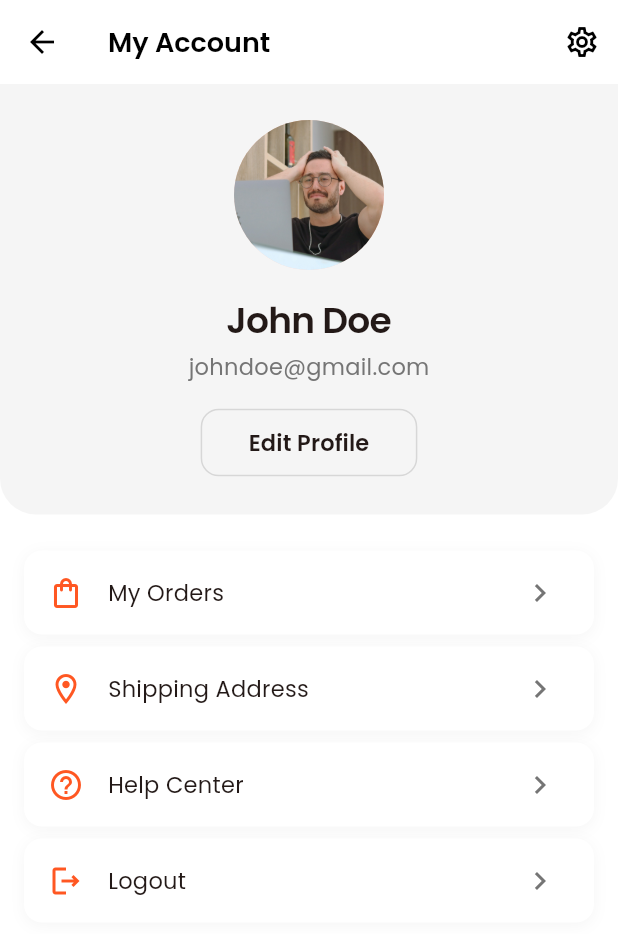
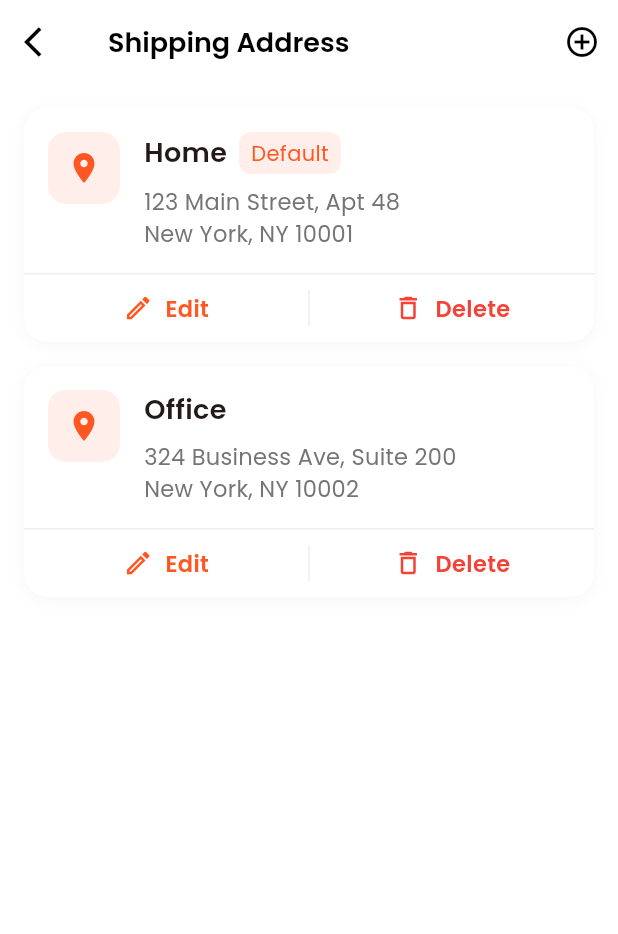
Before and after one commit to penhele/ecommerce-app, a Flutter app: the AccountScreen screen opened directly, after a tap on "Shipping Address", on a phone screen of 412 x 824 dp. Shown: the top 934 px of the screen. Run offline on Flutter 3.47's test engine with Material 3 defaults, Android fonts, the phone set to English and light mode, and no system bars; our stand-ins replace get, get_storage, google_fonts, share_plus; accounts and stored records are empty.

Commit message:
feat: add shipping address

```diff
--- /dev/null
+++ b/lib/data/models/address.dart
@@ -0,0 +1,25 @@
+enum AddressType { home, office, other }
+
+class Address {
+  final String id;
+  final String label;
+  final String fullAddress;
+  final String city;
+  final String state;
+  final String zipCode;
+  final bool isDefault;
+  final AddressType type;
+
+  Address({
+    required this.id,
+    required this.label,
+    required this.fullAddress,
+    required this.city,
+    required this.state,
+    required this.zipCode,
+    this.isDefault = false,
+    required this.type,
+  });
+
+  String get typeString => type.name;
+}
--- /dev/null
+++ b/lib/data/repositories/address_repository.dart
@@ -0,0 +1,34 @@
+import '../models/address.dart';
+
+class AddressRepository {
+  List<Address> getAddresses() {
+    return [
+      Address(
+        id: '1',
+        label: 'Home',
+        fullAddress: '123 Main Street, Apt 48',
+        city: 'New York',
+        state: 'NY',
+        zipCode: '10001',
+        isDefault: true,
+        type: AddressType.home,
+      ),
+      Address(
+        id: '2',
+        label: 'Office',
+        fullAddress: '324 Business Ave, Suite 200',
+        city: 'New York',
+        state: 'NY',
+        zipCode: '10002',
+        type: AddressType.office,
+      ),
+    ];
+  }
+
+  Address? getDefaultAddress() {
+    return getAddresses().firstWhere(
+      (address) => address.isDefault,
+      orElse: () => getAddresses().first,
+    );
+  }
+}
--- a/lib/view/account/account.dart
+++ b/lib/view/account/account.dart
@@ -6,6 +6,7 @@ import '../../utils/app_textstyles.dart';
 import '../auth/signin.dart';
 import 'orders.dart';
 import 'setting.dart';
+import 'shipping_address.dart';
 
 class AccountScreen extends StatelessWidget {
   const AccountScreen({super.key});
@@ -154,6 +155,7 @@ class AccountScreen extends StatelessWidget {
                 } else if (item['title'] == 'My Orders') {
                   Get.to(() => OrdersScreen());
                 } else if (item['title'] == 'Shipping Address') {
+                  Get.to(() => ShippingAddressScreen());
                 } else if (item['title'] == 'Help Center') {}
               },
             ),
--- /dev/null
+++ b/lib/view/widgets/address_card.dart
@@ -0,0 +1,176 @@
+import 'package:flutter/material.dart';
+
+import '../../data/models/address.dart';
+import '../../utils/app_textstyles.dart';
+
+class AddressCard extends StatelessWidget {
+  const AddressCard({
+    super.key,
+    required this.address,
+    required this.onEdit,
+    required this.onDelete,
+  });
+
+  final Address address;
+  final VoidCallback onEdit;
+  final VoidCallback onDelete;
+
+  @override
+  Widget build(BuildContext context) {
+    final isDark = Theme.of(context).brightness == Brightness.dark;
+
+    return Container(
+      margin: const EdgeInsets.only(bottom: 16),
+      decoration: BoxDecoration(
+        color: Theme.of(context).cardColor,
+        borderRadius: BorderRadius.circular(16),
+        boxShadow: [
+          BoxShadow(
+            color: isDark
+                ? Colors.black.withValues(alpha: 0.2)
+                : Colors.grey.withValues(alpha: 0.1),
+            blurRadius: 8,
+            offset: const Offset(0, 2),
+          ),
+        ],
+      ),
+      child: Column(
+        children: [
+          Padding(
+            padding: const EdgeInsets.all(16),
+            child: Row(
+              crossAxisAlignment: CrossAxisAlignment.start,
+              children: [
+                Container(
+                  padding: const EdgeInsets.all(12),
+                  decoration: BoxDecoration(
+                    color: Theme.of(
+                      context,
+                    ).primaryColor.withValues(alpha: 0.1),
+                    borderRadius: BorderRadius.circular(12),
+                  ),
+                  child: Icon(
+                    Icons.location_on,
+                    color: Theme.of(context).primaryColor,
+                  ),
+                ),
+                const SizedBox(width: 16),
+
+                Expanded(
+                  child: Column(
+                    crossAxisAlignment: CrossAxisAlignment.start,
+                    children: [
+                      Row(
+                        children: [
+                          Text(
+                            address.label,
+                            style: AppTextStyle.withColor(
+                              AppTextStyle.h3,
+                              Theme.of(context).textTheme.bodyLarge!.color!,
+                            ),
+                          ),
+                          if (address.isDefault) ...[
+                            const SizedBox(width: 8),
+                            Container(
+                              padding: const EdgeInsets.symmetric(
+                                horizontal: 8,
+                                vertical: 4,
+                              ),
+                              decoration: BoxDecoration(
+                                color: Theme.of(
+                                  context,
+                                ).primaryColor.withValues(alpha: 0.1),
+                                borderRadius: BorderRadius.circular(8),
+                              ),
+                              child: Text(
+                                'Default',
+                                style: AppTextStyle.withColor(
+                                  AppTextStyle.bodySmall,
+                                  Theme.of(context).primaryColor,
+                                ),
+                              ),
+                            ),
+                          ],
+                        ],
+                      ),
+                      const SizedBox(height: 8),
+
+                      Text(
+                        '${address.fullAddress}\n${address.city}, ${address.state} ${address.zipCode}',
+                        style: AppTextStyle.withColor(
+                          AppTextStyle.bodyMedium,
+                          isDark ? Colors.grey.shade400 : Colors.grey.shade600,
+                        ),
+                      ),
+                    ],
+                  ),
+                ),
+              ],
+            ),
+          ),
+          Divider(height: 1, color: Colors.grey.shade200),
+
+          Row(
+            children: [
+              Expanded(
+                child: InkWell(
+                  onTap: onEdit,
+                  child: Padding(
+                    padding: const EdgeInsets.symmetric(vertical: 12),
+                    child: Row(
+                      mainAxisAlignment: MainAxisAlignment.center,
+                      children: [
+                        Icon(
+                          Icons.edit_outlined,
+                          color: Theme.of(context).primaryColor,
+                          size: 20,
+                        ),
+                        const SizedBox(width: 8),
+
+                        Text(
+                          'Edit',
+                          style: AppTextStyle.withColor(
+                            AppTextStyle.buttonMedium,
+                            Theme.of(context).primaryColor,
+                          ),
+                        ),
+                      ],
+                    ),
+                  ),
+                ),
+              ),
+              Container(width: 1, height: 24, color: Colors.grey.shade200),
+              Expanded(
+                child: InkWell(
+                  onTap: onDelete,
+                  child: Padding(
+                    padding: const EdgeInsets.symmetric(vertical: 12),
+                    child: Row(
+                      mainAxisAlignment: MainAxisAlignment.center,
+                      children: [
+                        const Icon(
+                          Icons.delete_outline,
+                          color: Colors.red,
+                          size: 20,
+                        ),
+                        const SizedBox(width: 8),
+
+                        Text(
+                          'Delete',
+                          style: AppTextStyle.withColor(
+                            AppTextStyle.buttonMedium,
+                            Colors.red,
+                          ),
+                        ),
+                      ],
+                    ),
+                  ),
+                ),
+              ),
+            ],
+          ),
+        ],
+      ),
+    );
+  }
+}
```
Also changed, not shown: lib/view/account/shipping_address.dart (added, +407 -0 lines), lib/view/widgets/filter_bottom_sheet.dart (+9 -1 lines).
